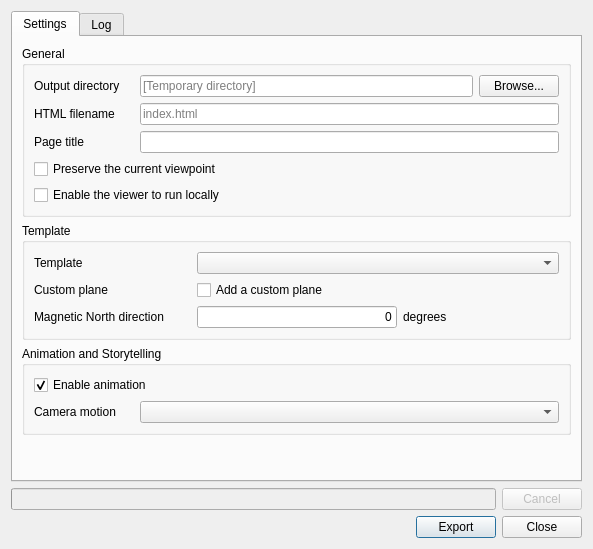
First picture: the form in ui/exporttowebdialog.ui, repository minorua/Qgis2threejs, before the edit.
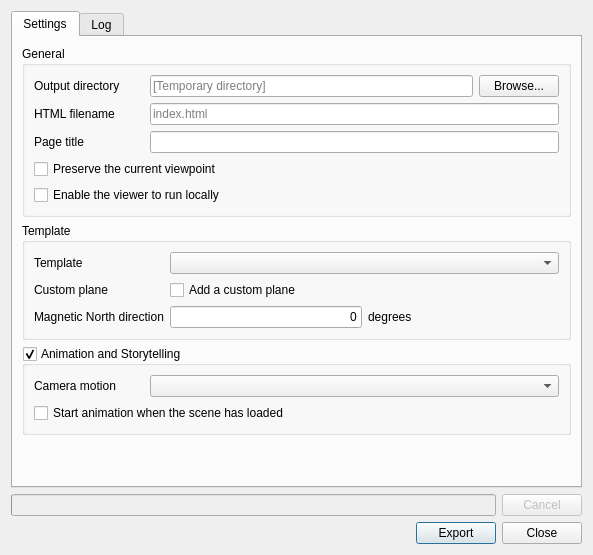
Second picture: the form after the edit.

Commit message: animation: add an option to start animation when the scene has loaded

The edit to the form file:
```diff
--- a/ui/exporttowebdialog.ui
+++ b/ui/exporttowebdialog.ui
@@ -7,7 +7,7 @@
     <x>0</x>
     <y>0</y>
     <width>593</width>
-    <height>549</height>
+    <height>555</height>
    </rect>
   </property>
   <property name="windowTitle">
@@ -29,25 +29,15 @@
          <property name="title">
           <string>General</string>
          </property>
-         <layout class="QVBoxLayout" name="verticalLayout_2">
-          <item>
-           <layout class="QFormLayout" name="formLayout">
-            <item row="0" column="0">
-             <widget class="QLabel" name="label_2">
-              <property name="minimumSize">
-               <size>
-                <width>100</width>
-                <height>0</height>
-               </size>
-              </property>
+         <layout class="QGridLayout" name="gridLayout_3">
+          <item row="0" column="2">
+           <widget class="QPushButton" name="pushButton_Browse">
               <property name="text">
-               <string>Output directory</string>
+             <string>Browse...</string>
               </property>
              </widget>
             </item>
             <item row="0" column="1">
-             <layout class="QHBoxLayout" name="horizontalLayout">
-              <item>
                <widget class="QLineEdit" name="lineEdit_OutputDir">
                 <property name="toolTip">
                  <string>Leave this empty to export files to temporary directory.</string>
@@ -57,15 +47,6 @@
                 </property>
                </widget>
               </item>
-              <item>
-               <widget class="QPushButton" name="pushButton_Browse">
-                <property name="text">
-                 <string>Browse...</string>
-                </property>
-               </widget>
-              </item>
-             </layout>
-            </item>
             <item row="1" column="0">
              <widget class="QLabel" name="label_3">
               <property name="text">
@@ -73,7 +54,20 @@
               </property>
              </widget>
             </item>
-            <item row="1" column="1">
+          <item row="0" column="0">
+           <widget class="QLabel" name="label_2">
+            <property name="minimumSize">
+             <size>
+              <width>110</width>
+              <height>0</height>
+             </size>
+            </property>
+            <property name="text">
+             <string>Output directory</string>
+            </property>
+           </widget>
+          </item>
+          <item row="1" column="1" colspan="2">
              <widget class="QLineEdit" name="lineEdit_Filename">
               <property name="placeholderText">
                <string>index.html</string>
@@ -87,19 +81,17 @@
               </property>
              </widget>
             </item>
-            <item row="2" column="1">
+          <item row="2" column="1" colspan="2">
              <widget class="QLineEdit" name="lineEdit_Title"/>
             </item>
-           </layout>
-          </item>
-          <item>
+          <item row="3" column="0" colspan="3">
            <widget class="QCheckBox" name="checkBox_PreserveViewpoint">
             <property name="text">
              <string>Preserve the current viewpoint</string>
             </property>
            </widget>
           </item>
-          <item>
+          <item row="4" column="0" colspan="3">
            <widget class="QCheckBox" name="checkBox_LocalMode">
             <property name="text">
              <string>Enable the viewer to run locally</string>
@@ -114,7 +106,7 @@
          <property name="title">
           <string>Template</string>
          </property>
-         <layout class="QGridLayout" name="gridLayout_2">
+         <layout class="QGridLayout" name="gridLayout_2" columnstretch="0,1,1">
           <item row="2" column="2">
            <widget class="QLabel" name="label_MND2">
             <property name="text">
@@ -168,7 +160,7 @@
            <widget class="QLabel" name="label">
             <property name="minimumSize">
              <size>
-              <width>100</width>
+              <width>110</width>
               <height>0</height>
              </size>
             </property>
@@ -202,24 +194,41 @@
          <property name="title">
           <string>Animation and Storytelling</string>
          </property>
-         <layout class="QVBoxLayout" name="verticalLayout_5">
-          <item>
-           <widget class="QCheckBox" name="checkBox_Animation">
-            <property name="text">
-             <string>Enable animation</string>
+         <property name="checkable">
+          <bool>true</bool>
             </property>
             <property name="checked">
              <bool>true</bool>
             </property>
+         <layout class="QGridLayout" name="gridLayout" columnstretch="0,0">
+          <item row="1" column="0" colspan="2">
+           <widget class="QCheckBox" name="checkBox_StartOnLoad">
+            <property name="text">
+             <string>Start animation when the scene has loaded</string>
+            </property>
            </widget>
           </item>
-          <item>
-           <layout class="QFormLayout" name="formLayout_2">
+          <item row="0" column="1">
+           <widget class="QComboBox" name="comboBox_CameraMotion">
+            <property name="sizePolicy">
+             <sizepolicy hsizetype="Expanding" vsizetype="Fixed">
+              <horstretch>0</horstretch>
+              <verstretch>0</verstretch>
+             </sizepolicy>
+            </property>
+           </widget>
+          </item>
             <item row="0" column="0">
              <widget class="QLabel" name="label_5">
+            <property name="sizePolicy">
+             <sizepolicy hsizetype="Fixed" vsizetype="Preferred">
+              <horstretch>0</horstretch>
+              <verstretch>0</verstretch>
+             </sizepolicy>
+            </property>
               <property name="minimumSize">
                <size>
-                <width>100</width>
+              <width>110</width>
                 <height>0</height>
                </size>
               </property>
@@ -228,11 +237,6 @@
               </property>
              </widget>
             </item>
-            <item row="0" column="1">
-             <widget class="QComboBox" name="comboBox_CameraMotion"/>
-            </item>
-           </layout>
-          </item>
          </layout>
         </widget>
        </item>
```
Left out of the diff: 16 changed lines with no effect on the pictures. Lines whose indentation alone changed are shown as unchanged. The commit also changes 3 other files.
